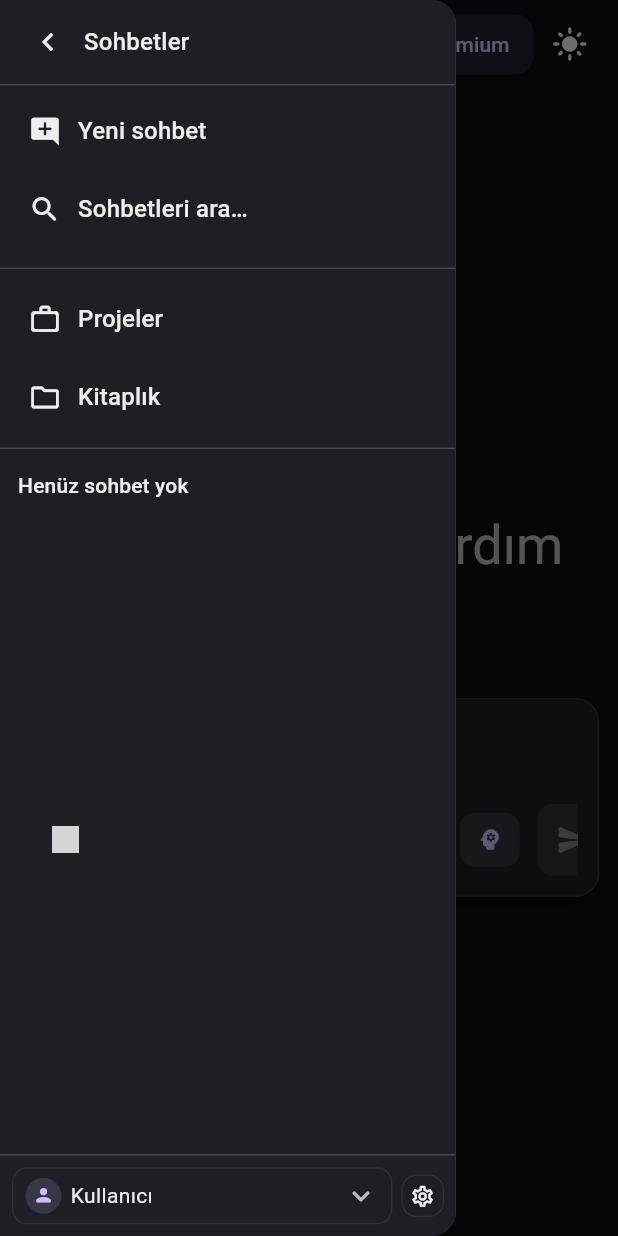
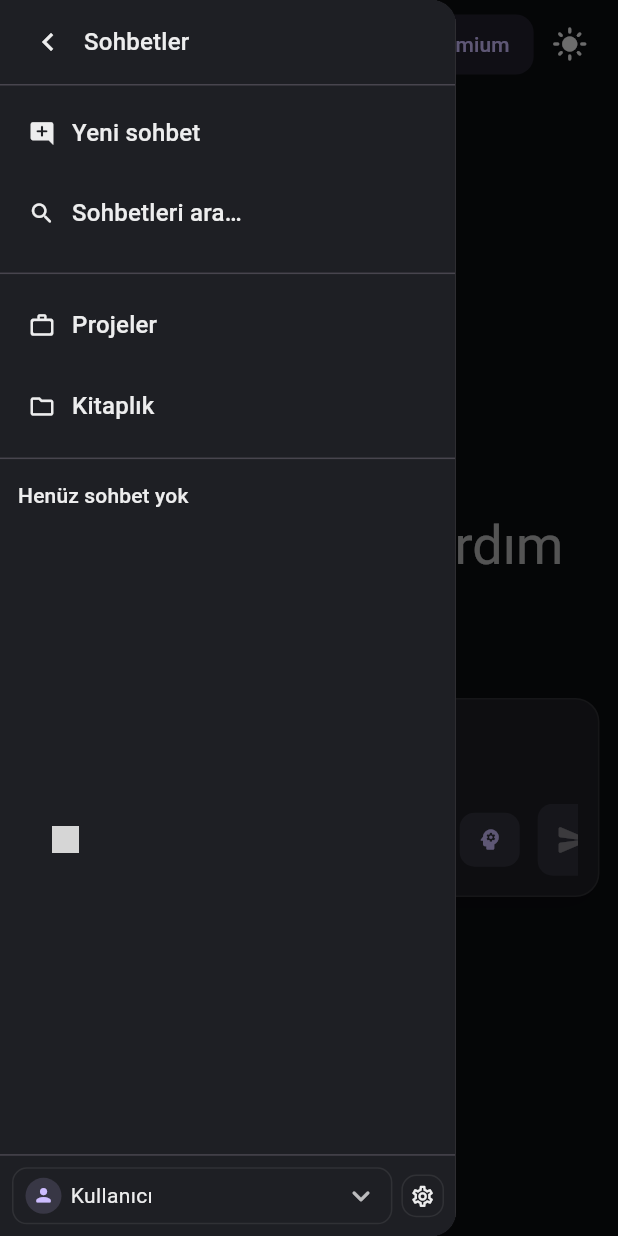
Before and after one commit to ahmetbugraozer/personalchatui, a Flutter app: the HomePage screen opened by its route, with the side drawer open, on a phone screen of 412 x 824 dp. Run offline on Flutter 3.47's test engine with Material 3 defaults, Android fonts, the phone set to English and light mode, and no system bars; our stand-ins replace flutter_svg, get; missing offline and left inert: file_selector, universal_html; Roboto replaces fonts that are missing (GoogleSansFlex); grey boxes are pictures that could not be loaded.

Commit message:
set size settings and changed login card animation

```diff
--- a/lib/ui/widgets/sidebar/sidebar_entry.dart
+++ b/lib/ui/widgets/sidebar/sidebar_entry.dart
@@ -1,4 +1,5 @@
 import 'package:flutter/material.dart';
+import '../../../core/sizer/app_sizer.dart';
 
 class SidebarEntry extends StatelessWidget {
   final IconData icon;
@@ -25,25 +26,36 @@ class SidebarEntry extends StatelessWidget {
     final theme = Theme.of(context);
     final displayIcon = isSelected ? (selectedIcon ?? icon) : icon;
 
+    // Responsive sizing (clamped to keep sane on very small/large screens)
+    final radius = 1.2.cw(context).clamp(8.0, 12.0);
+    final hPad = 1.0.cw(context).clamp(8.0, 12.0);
+    final vPad = 0.6.ch(context).clamp(4.0, 8.0);
+
+    final iconBoxW = 5.2.cw(context).clamp(40.0, 52.0);
+    final iconBoxH = 4.8.ch(context).clamp(36.0, 44.0);
+    final iconSize = 2.2.csp(context).clamp(18.0, 24.0);
+
+    final labelVPad = 1.2.ch(context).clamp(8.0, 12.0);
+
     return Tooltip(
       message: label,
       child: InkWell(
         onTap: onTap,
-        borderRadius: BorderRadius.circular(10),
+        borderRadius: BorderRadius.circular(radius),
         child: Padding(
-          padding: const EdgeInsets.symmetric(horizontal: 8, vertical: 4),
+          padding: EdgeInsets.symmetric(horizontal: hPad, vertical: vPad),
           child: Row(
             children: [
               Container(
-                width: 44,
-                height: 40,
+                width: iconBoxW,
+                height: iconBoxH,
                 alignment: Alignment.center,
-                child: Icon(displayIcon, size: 22),
+                child: Icon(displayIcon, size: iconSize),
               ),
               if (open)
                 Expanded(
                   child: Container(
-                    padding: const EdgeInsets.symmetric(vertical: 10),
+                    padding: EdgeInsets.symmetric(vertical: labelVPad),
                     child: Row(
                       children: [
                         Expanded(
```
Also changed, not shown: lib/ui/pages/auth_page.dart (+6 -28 lines), lib/ui/widgets/auth_card.dart (+1 -10 lines).
